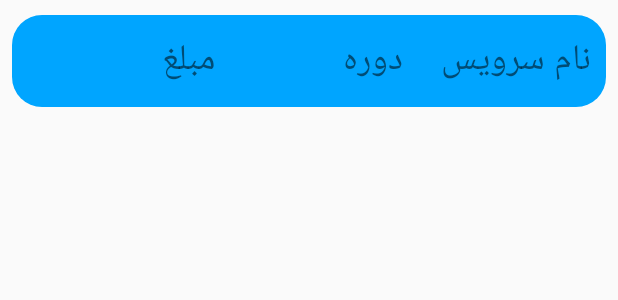
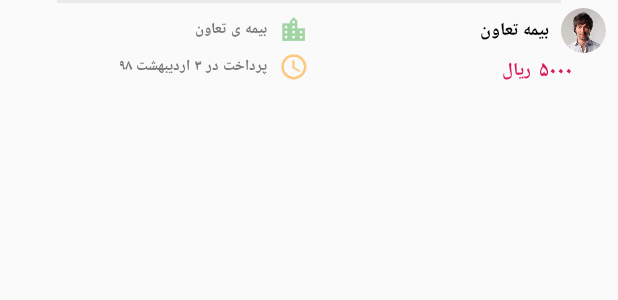
Before and after one commit to mohsenyz/rdhd-android, an Android app: the layout service_recycler_row_item.xml on its own in the app's theme, with its tools: preview values and no code run, on a phone screen of 412 x 824 dp. Shown: the top 300 px of the screen. Run offline under Robolectric (Android 15) with nearby library versions, the phone set to English and light mode, and no system bars.

Commit message:
entire service recycler row item changed.

```diff
--- a/app/src/main/res/layout/service_recycler_row_item.xml
+++ b/app/src/main/res/layout/service_recycler_row_item.xml
@@ -1,43 +1,112 @@
 <?xml version="1.0" encoding="utf-8"?>
-<LinearLayout
-    xmlns:android="http://schemas.android.com/apk/res/android"
-    android:orientation="vertical" android:layout_width="match_parent"
+<androidx.constraintlayout.widget.ConstraintLayout xmlns:android="http://schemas.android.com/apk/res/android"
+    xmlns:app="http://schemas.android.com/apk/res-auto"
+    android:orientation="vertical"
+    android:layout_width="match_parent"
     android:layout_height="wrap_content">
+    <View
+        android:layout_width="0dp"
+        app:layout_constraintLeft_toLeftOf="parent"
+        app:layout_constraintRight_toRightOf="parent"
+        android:layout_height="2dp"
+        android:layout_marginLeft="38dp"
+        android:layout_marginRight="38dp"
+        android:background="#eaeaea"
+        app:layout_constraintTop_toTopOf="parent"/>
+    <de.hdodenhof.circleimageview.CircleImageView
+        android:layout_width="30dp"
+        android:layout_height="30dp"
+        app:layout_constraintTop_toTopOf="parent"
+        app:layout_constraintRight_toRightOf="parent"
+        android:layout_marginTop="5dp"
+        android:layout_marginRight="8dp"
+        android:id="@+id/avatarView"
+        android:src="@drawable/profile_sample"/>
+    <TextView
+        android:layout_width="0dp"
+        android:layout_height="wrap_content"
+        android:id="@+id/service_name"
+        android:text="بیمه تعاون"
+        android:layout_marginRight="8dp"
+        app:layout_constraintTop_toTopOf="@id/avatarView"
+        app:layout_constraintBottom_toBottomOf="@id/avatarView"
+        app:layout_constraintRight_toLeftOf="@id/avatarView"
+        android:textAppearance="@style/AppTheme.TextAppearance.ServicePassedTitle"/>
+
     <LinearLayout
-        android:background="@drawable/recycler_row_background"
-        android:layout_marginTop="10dp"
-        android:layout_marginStart="8dp"
-        android:layout_marginEnd="8dp"
-        android:padding="10dp"
+        android:layout_width="wrap_content"
+        android:layout_height="wrap_content"
         android:orientation="horizontal"
-        android:layout_width="match_parent"
-        android:layout_height="wrap_content"
-        android:weightSum="9">
+        app:layout_constraintTop_toBottomOf="@id/avatarView"
+        android:gravity="center"
+        app:layout_constraintRight_toRightOf="parent"
+        android:layout_marginRight="30dp">
+        <TextView
+            android:layout_width="wrap_content"
+            android:layout_height="wrap_content"
+            android:textAppearance="@style/AppTheme.TextAppearance.ServicePassedPriceUnit"
+            android:layout_marginRight="5dp"
+            android:text="ریال"/>
 
-        <androidx.appcompat.widget.AppCompatTextView
+        <TextView
+            android:layout_width="wrap_content"
+            android:layout_height="wrap_content"
+            android:textAppearance="@style/AppTheme.TextAppearance.ServicePassedPrice"
             android:id="@+id/service_price"
-            android:text="مبلغ"
-            android:textSize="24sp"
-            android:layout_width="0dp"
-            android:layout_height="match_parent"
-            android:layout_weight="3"/>
-        <androidx.appcompat.widget.AppCompatTextView
-            android:id="@+id/service_period"
-            android:text="دوره"
-            android:textSize="24sp"
-            android:layout_width="0dp"
-            android:layout_height="match_parent"
-            android:layout_weight="3"/>
-        <androidx.appcompat.widget.AppCompatTextView
-            android:id="@+id/service_name"
-            android:text="نام سرویس"
-            android:textSize="24sp"
-            android:layout_width="0dp"
-            android:layout_height="match_parent"
-            android:layout_weight="3"/>
-
+            android:text="۵۰۰۰"/>
     </LinearLayout>
 
 
+    <androidx.constraintlayout.widget.Guideline
+        android:layout_width="wrap_content"
+        android:layout_height="wrap_content"
+        android:orientation="vertical"
+        android:id="@+id/guideline_1"
+        app:layout_constraintGuide_percent="0.5"/>
 
-</LinearLayout>
+    <LinearLayout
+        android:layout_width="wrap_content"
+        android:layout_height="wrap_content"
+        android:gravity="center"
+        app:layout_constraintTop_toTopOf="parent"
+        app:layout_constraintRight_toRightOf="@id/guideline_1"
+        android:layout_marginLeft="20dp"
+        android:id="@+id/companyContainer"
+        android:layout_marginTop="10dp">
+        <TextView
+            android:layout_width="wrap_content"
+            android:layout_height="wrap_content"
+            android:textAppearance="@style/AppTheme.TextAppearance.ServicePassedItem"
+            android:layout_marginRight="8dp"
+            android:text="بیمه ی تعاون"/>
+        <androidx.appcompat.widget.AppCompatImageView
+            android:layout_width="20dp"
+            android:layout_height="20dp"
+            android:src="@drawable/ic_company"
+            android:tint="#4CAF50"/>
+    </LinearLayout>
+    <LinearLayout
+        android:layout_width="wrap_content"
+        android:layout_height="wrap_content"
+        android:gravity="center"
+        app:layout_constraintTop_toBottomOf="@id/companyContainer"
+        app:layout_constraintRight_toRightOf="@id/companyContainer"
+        app:layout_constraintBottom_toBottomOf="parent"
+        app:layout_goneMarginTop="7dp"
+        android:layout_marginLeft="20dp">
+        <TextView
+            android:id="@+id/service_period"
+            android:layout_width="wrap_content"
+            android:layout_height="wrap_content"
+            android:textAppearance="@style/AppTheme.TextAppearance.ServicePassedItem"
+            android:layout_marginRight="8dp"
+            android:text="پرداخت در ۳ اردیبهشت ۹۸"/>
+        <androidx.appcompat.widget.AppCompatImageView
+            android:layout_width="20dp"
+            android:layout_height="20dp"
+            android:src="@drawable/ic_time"
+            android:tint="#FF9800"/>
+    </LinearLayout>
+
+
+</androidx.constraintlayout.widget.ConstraintLayout>
```
